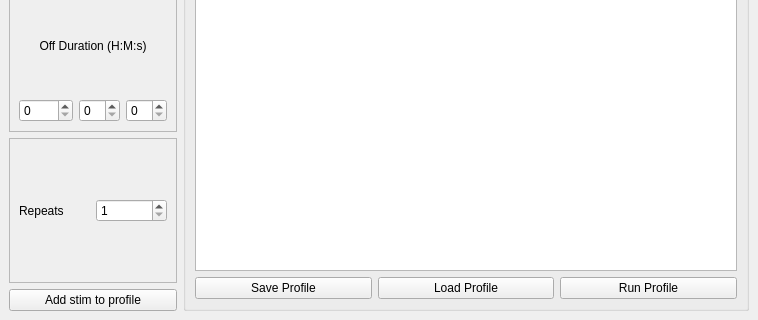
Above: qt5_app/Tools/Stim_tools/dockwidget.ui from ChatzigeorgiouGroup/OptoWorld before the change; both pictures show x 0 to 758 and y 323 to 643 of the 758 by 643 pixel window. Below: the same form after it.
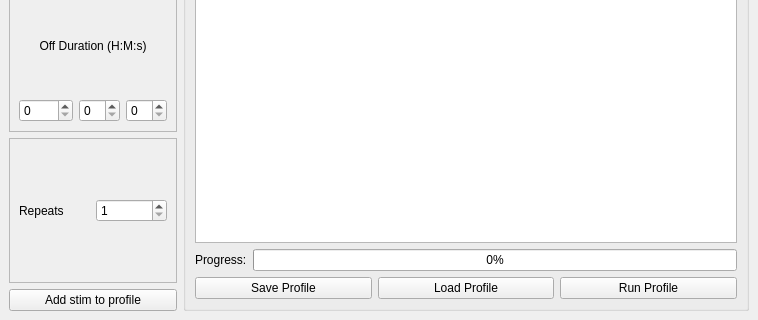
That is the form after the change.

Diff of the .ui file:
```diff
--- a/qt5_app/Tools/Stim_tools/dockwidget.ui
+++ b/qt5_app/Tools/Stim_tools/dockwidget.ui
@@ -189,6 +189,24 @@
        <item>
         <widget class="QTableView" name="tableView"/>
        </item>
+       <item>
+        <layout class="QHBoxLayout" name="horizontalLayout_6">
+         <item>
+          <widget class="QLabel" name="label_progress">
+           <property name="text">
+            <string>Progress:</string>
+           </property>
+          </widget>
+         </item>
+         <item>
+          <widget class="QProgressBar" name="progressBar">
+           <property name="value">
+            <number>0</number>
+           </property>
+          </widget>
+         </item>
+        </layout>
+       </item>
        <item>
         <layout class="QHBoxLayout" name="horizontalLayout_5">
          <item>
```
